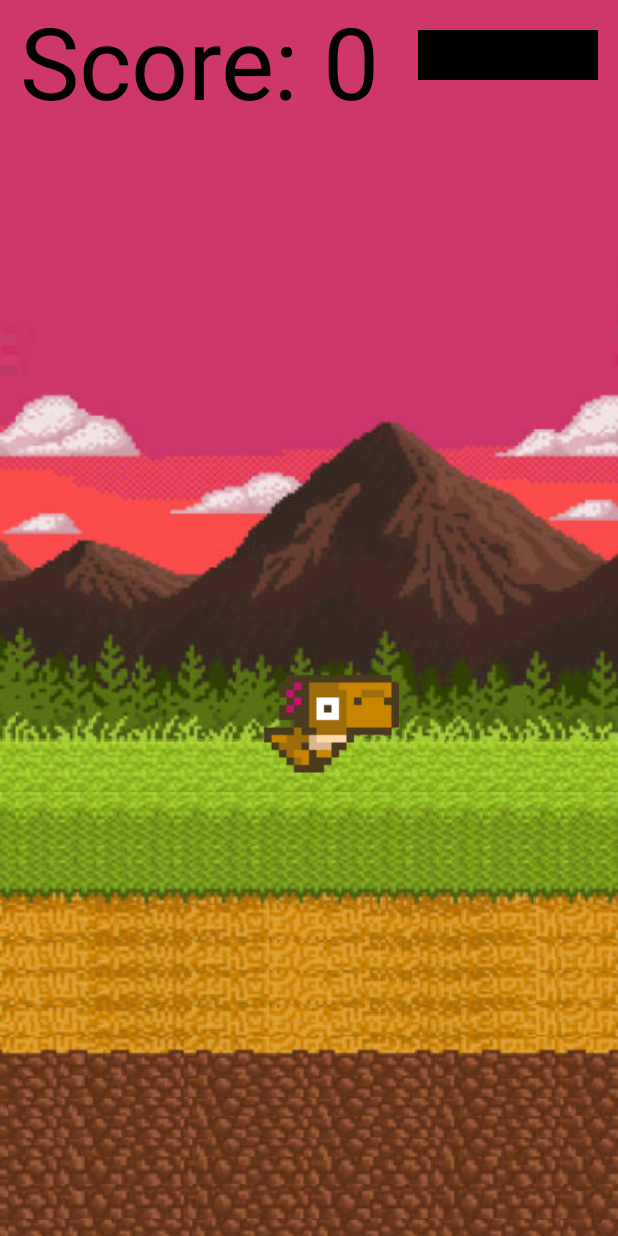
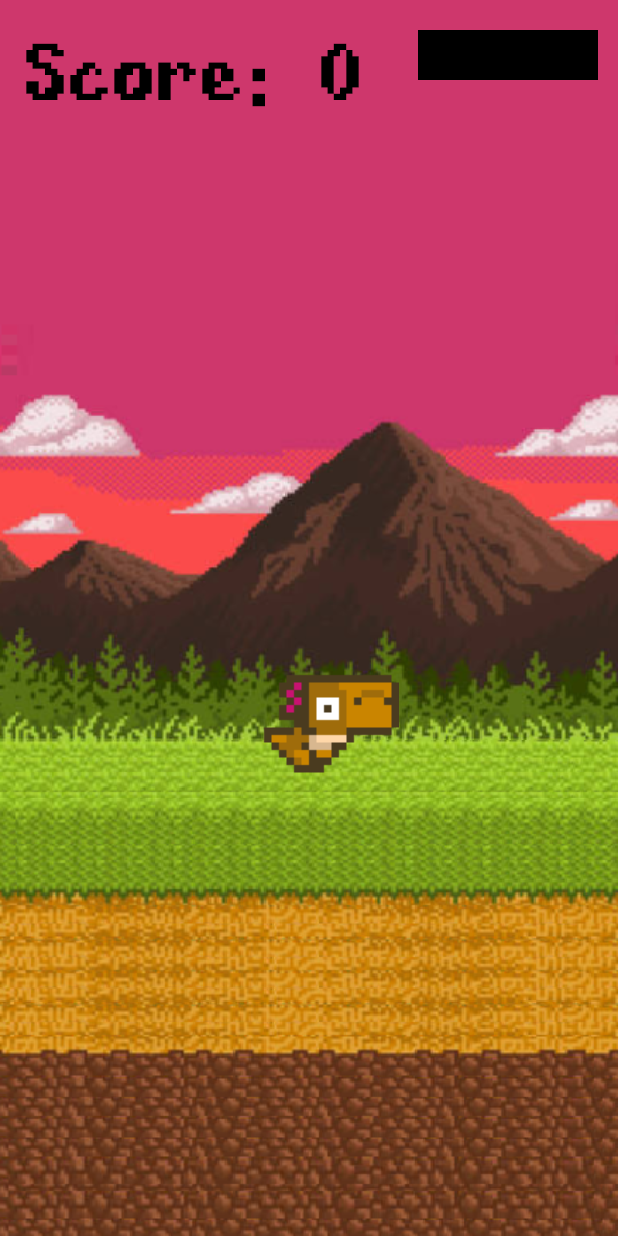
Before and after one commit to czeska120/Die-No-Saur, an Android app: the GameActivity screen opened directly, with no data from a screen before it, on a phone screen of 412 x 824 dp. Run offline under Robolectric (Android 15) with nearby library versions, the phone set to English and light mode, and no system bars.

Commit message:
Set score font

```diff
--- a/app/src/main/java/ph/edu/dlsu/mobdeve/ang/silvestre/dienosaur/models/GameView.kt
+++ b/app/src/main/java/ph/edu/dlsu/mobdeve/ang/silvestre/dienosaur/models/GameView.kt
@@ -9,7 +9,9 @@ import android.os.Handler
 import android.view.Display
 import android.view.MotionEvent
 import android.view.View
+import androidx.core.content.res.ResourcesCompat
 import ph.edu.dlsu.mobdeve.ang.silvestre.dienosaur.GameOverActivity
+import ph.edu.dlsu.mobdeve.ang.silvestre.dienosaur.R
 import kotlin.random.Random
 
 class GameView(context: Context) : View(context) {
@@ -27,10 +29,14 @@ class GameView(context: Context) : View(context) {
     var rectBottom: Rect
     var UPDATE_MILLIS: Long = 30
     var runnable: Runnable
+
+    val fibberish = ResourcesCompat.getFont(context, R.font.fibberish)
     var textScore: Paint = Paint(). apply {
         color = Color.BLACK
         textSize = 100F
+        typeface = fibberish
     }
+
     var health: Paint = Paint()
     var TEXT_SIZE: Float = 100F
     var score: Int = 0
```
